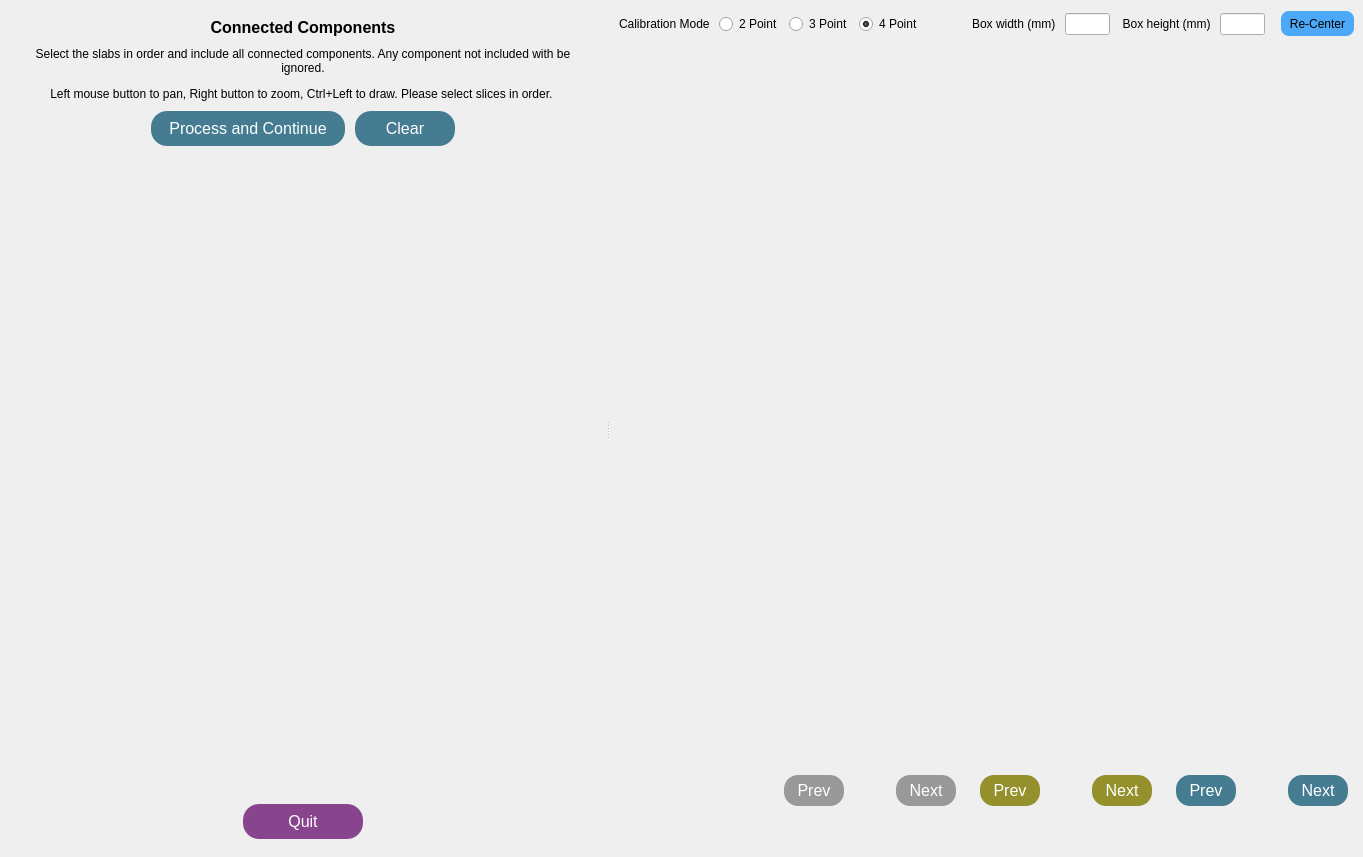
freesurfer/freesurfer, file dissection_photo_2/dissection_photo/MainWindow.ui: the form before one commit.
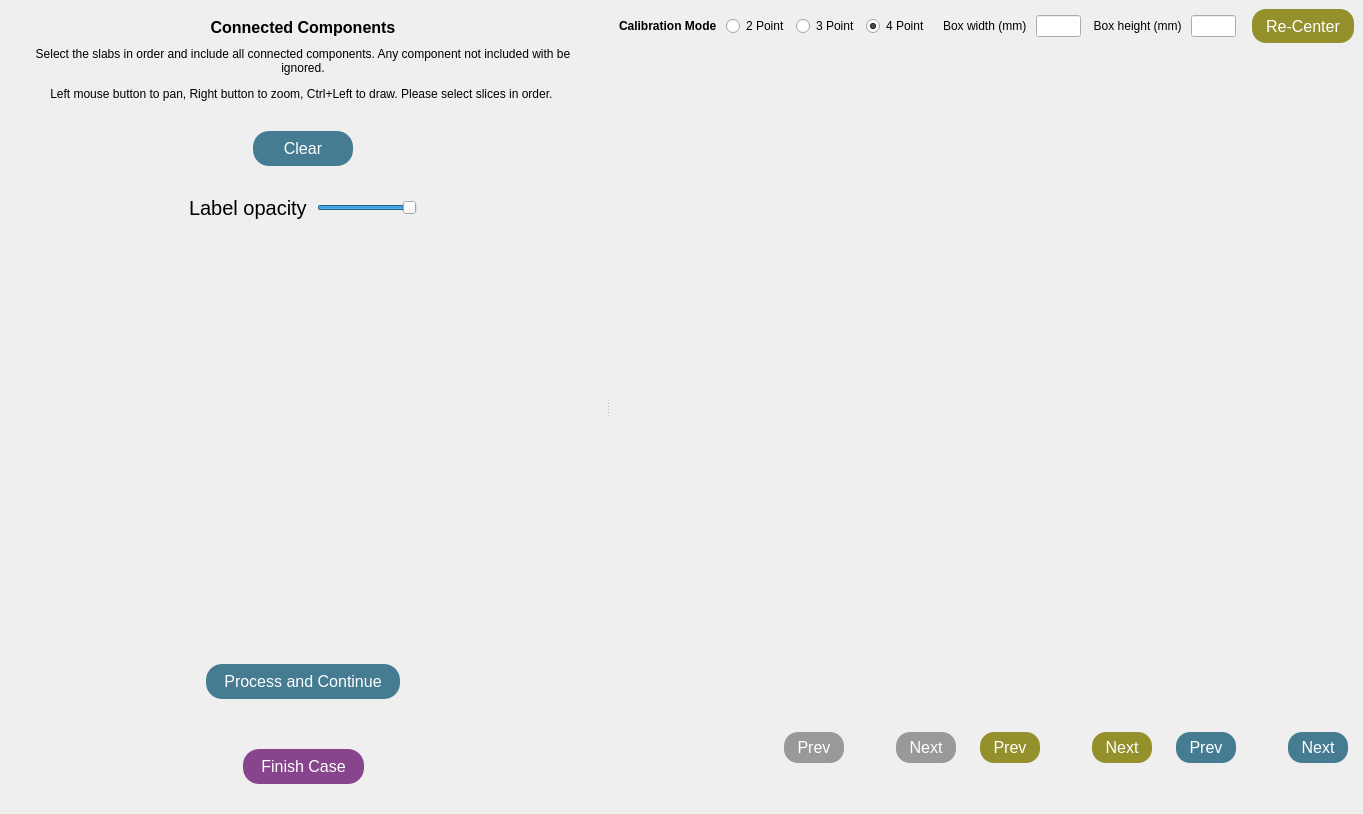
The form after the commit. Icons and pictures are not drawn. Custom widgets are drawn as their Qt base class.

Commit message: Preview works in correction process. Many UI fixes

Diff of the .ui file:
```diff
--- a/dissection_photo_2/dissection_photo/MainWindow.ui
+++ b/dissection_photo_2/dissection_photo/MainWindow.ui
@@ -7,7 +7,7 @@
     <x>0</x>
     <y>0</y>
     <width>1363</width>
-    <height>857</height>
+    <height>814</height>
    </rect>
   </property>
   <property name="windowTitle">
@@ -487,7 +487,7 @@
              <number>0</number>
             </property>
             <property name="bottomMargin">
-             <number>0</number>
+             <number>12</number>
             </property>
             <item>
              <widget class="QLabel" name="labelTitle_3">
@@ -520,6 +520,9 @@
             </item>
             <item>
              <layout class="QHBoxLayout" name="horizontalLayout_12">
+              <property name="topMargin">
+               <number>20</number>
+              </property>
               <item>
                <spacer name="horizontalSpacer_26">
                 <property name="orientation">
@@ -533,23 +536,6 @@
                 </property>
                </spacer>
               </item>
-              <item>
-               <widget class="QPushButton" name="pushButtonCreateMask">
-                <property name="minimumSize">
-                 <size>
-                  <width>100</width>
-                  <height>0</height>
-                 </size>
-                </property>
-                <property name="styleSheet">
-                 <string notr="true">QPushButton {background: #457c92; padding: 8 18 8 18;font-size: 16px; border: none; border-radius: 16; color:white}
-QPushButton:disabled {background: #999999;}</string>
-                </property>
-                <property name="text">
-                 <string>Process and Continue</string>
-                </property>
-               </widget>
-              </item>
               <item>
                <widget class="QPushButton" name="pushButtonClearCC">
                 <property name="minimumSize">
@@ -582,6 +568,70 @@
               </item>
              </layout>
             </item>
+            <item>
+             <layout class="QHBoxLayout" name="horizontalLayout_15">
+              <property name="topMargin">
+               <number>20</number>
+              </property>
+              <item>
+               <spacer name="horizontalSpacer_49">
+                <property name="orientation">
+                 <enum>Qt::Horizontal</enum>
+                </property>
+                <property name="sizeHint" stdset="0">
+                 <size>
+                  <width>40</width>
+                  <height>20</height>
+                 </size>
+                </property>
+               </spacer>
+              </item>
+              <item>
+               <widget class="QLabel" name="label_13">
+                <property name="font">
+                 <font>
+                  <pointsize>15</pointsize>
+                 </font>
+                </property>
+                <property name="text">
+                 <string>Label opacity</string>
+                </property>
+               </widget>
+              </item>
+              <item>
+               <widget class="QSlider" name="horizontalSliderLabelOpacity">
+                <property name="maximumSize">
+                 <size>
+                  <width>100</width>
+                  <height>16777215</height>
+                 </size>
+                </property>
+                <property name="maximum">
+                 <number>100</number>
+                </property>
+                <property name="value">
+                 <number>100</number>
+                </property>
+                <property name="orientation">
+                 <enum>Qt::Horizontal</enum>
+                </property>
+               </widget>
+              </item>
+              <item>
+               <spacer name="horizontalSpacer_50">
+                <property name="orientation">
+                 <enum>Qt::Horizontal</enum>
+                </property>
+                <property name="sizeHint" stdset="0">
+                 <size>
+                  <width>40</width>
+                  <height>20</height>
+                 </size>
+                </property>
+               </spacer>
+              </item>
+             </layout>
+            </item>
             <item>
              <spacer name="verticalSpacer_11">
               <property name="orientation">
@@ -611,6 +661,69 @@
               </property>
              </spacer>
             </item>
+            <item>
+             <layout class="QHBoxLayout" name="horizontalLayout_14">
+              <item>
+               <spacer name="horizontalSpacer_44">
+                <property name="orientation">
+                 <enum>Qt::Horizontal</enum>
+                </property>
+                <property name="sizeHint" stdset="0">
+                 <size>
+                  <width>40</width>
+                  <height>20</height>
+                 </size>
+                </property>
+               </spacer>
+              </item>
+              <item>
+               <widget class="QPushButton" name="pushButtonCreateMask">
+                <property name="minimumSize">
+                 <size>
+                  <width>100</width>
+                  <height>0</height>
+                 </size>
+                </property>
+                <property name="styleSheet">
+                 <string notr="true">QPushButton {background: #457c92; padding: 8 18 8 18;font-size: 16px; border: none; border-radius: 16; color:white}
+QPushButton:disabled {background: #999999;}</string>
+                </property>
+                <property name="text">
+                 <string>Process and Continue</string>
+                </property>
+               </widget>
+              </item>
+              <item>
+               <spacer name="horizontalSpacer_48">
+                <property name="orientation">
+                 <enum>Qt::Horizontal</enum>
+                </property>
+                <property name="sizeHint" stdset="0">
+                 <size>
+                  <width>40</width>
+                  <height>20</height>
+                 </size>
+                </property>
+               </spacer>
+              </item>
+             </layout>
+            </item>
+            <item>
+             <spacer name="verticalSpacer_5">
+              <property name="orientation">
+               <enum>Qt::Vertical</enum>
+              </property>
+              <property name="sizeType">
+               <enum>QSizePolicy::Fixed</enum>
+              </property>
+              <property name="sizeHint" stdset="0">
+               <size>
+                <width>20</width>
+                <height>40</height>
+               </size>
+              </property>
+             </spacer>
+            </item>
             <item>
              <layout class="QHBoxLayout" name="horizontalLayout_11">
               <item>
@@ -642,7 +755,7 @@
 QPushButton:disabled {background: #999999;}</string>
                 </property>
                 <property name="text">
-                 <string>Quit</string>
+                 <string>Finish Case</string>
                 </property>
                </widget>
               </item>
@@ -1818,6 +1931,11 @@
               </property>
               <item>
                <widget class="QLabel" name="label">
+                <property name="font">
+                 <font>
+                  <bold>true</bold>
+                 </font>
+                </property>
                 <property name="text">
                  <string>Calibration Mode </string>
                 </property>
@@ -1919,7 +2037,8 @@
               <cursorShape>PointingHandCursor</cursorShape>
              </property>
              <property name="styleSheet">
-              <string notr="true">background-color: #4ba9f8; border:none; border-radius: 8; padding: 4;</string>
+              <string notr="true">QToolButton {background: #94902c; padding: 6 8 6 8;font-size: 16px; border: none; border-radius: 14; color:white}
+QToolButton:disabled {background: #999999;}</string>
              </property>
              <property name="text">
               <string>Re-Center</string>
```
Left out of the diff: 484 changed lines with no effect on the pictures. The commit also changes 8 other files.
